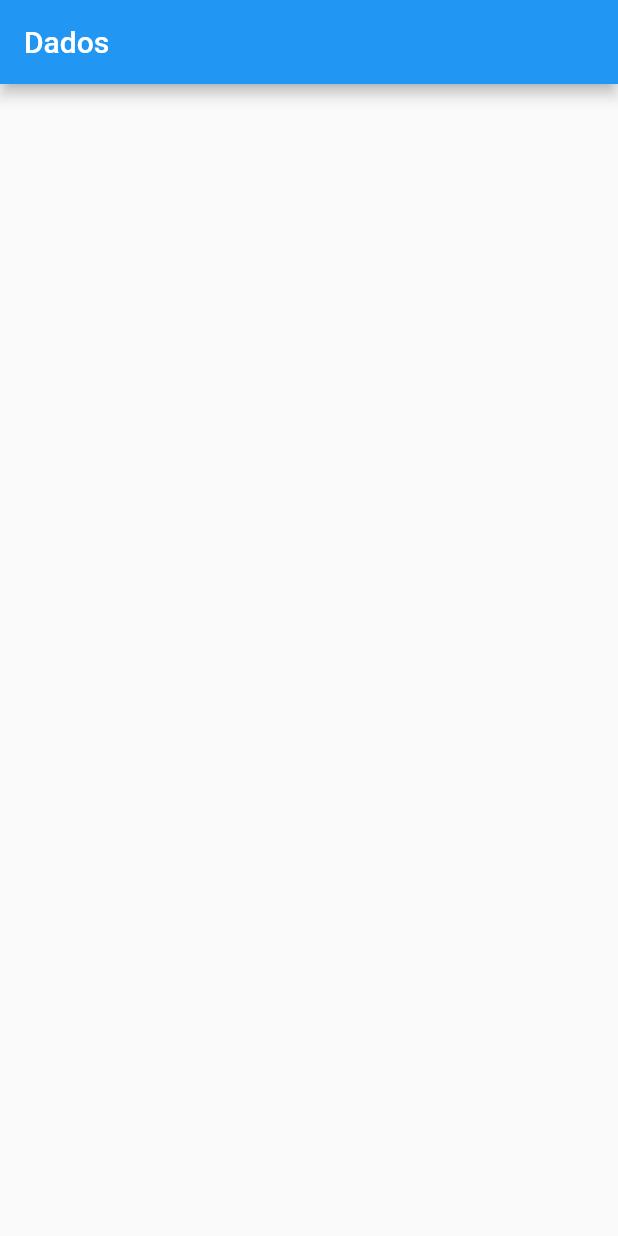
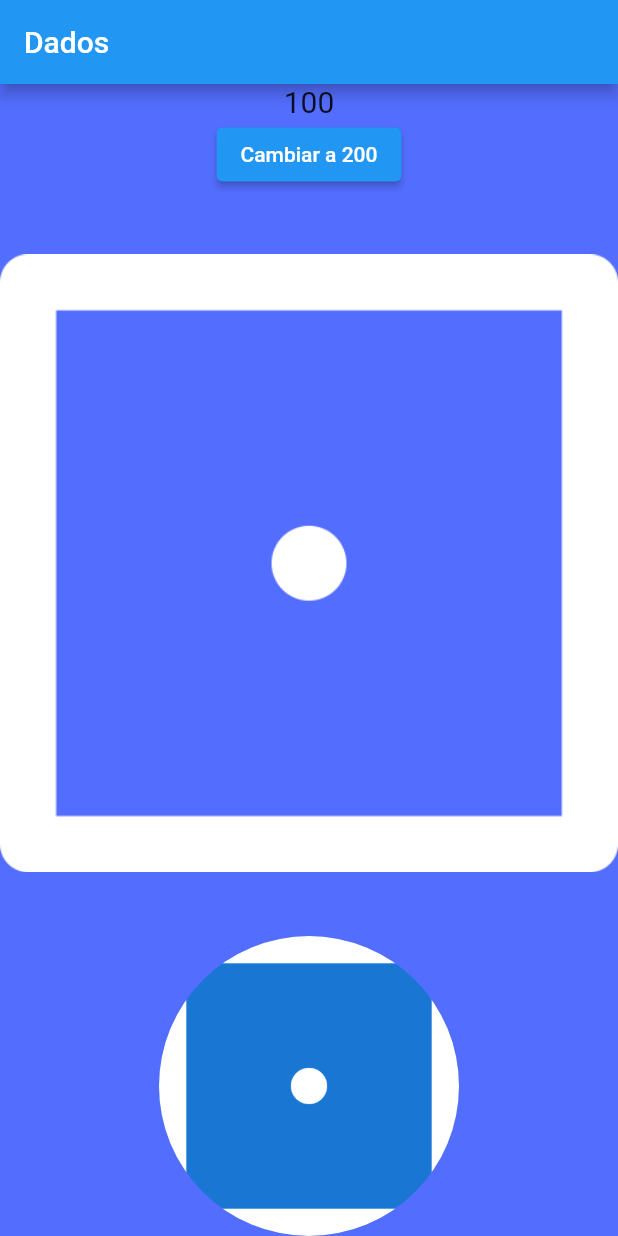
Before and after one commit to mvilla714/dadosapp, a Flutter app: the screen it shows after launch, on a phone screen of 412 x 824 dp. Run offline on Flutter 3.47's test engine with Material 2 defaults, Android fonts, the phone set to English and light mode, and no system bars.

```diff
--- a/lib/main.dart
+++ b/lib/main.dart
@@ -7,8 +7,16 @@ void main() {
   ));
 }
 
-class MyApp extends StatelessWidget {
-  const MyApp({super.key});
+class MyApp extends StatefulWidget {
+  @override
+  State<MyApp> createState() => _MyAppState();
+}
+
+class _MyAppState extends State<MyApp> {
+  int num = 100;
+  void cambiarNumero() {
+    num += 100;
+  }
 
   @override
   Widget build(BuildContext context) {
@@ -17,6 +25,33 @@ class MyApp extends StatelessWidget {
         appBar: AppBar(
           title: Text("Dados"),
         ),
+        body: Container(
+          color: Colors.indigoAccent,
+          child: Column(
+            children: [
+              Text(
+                num.toString(),
+                style: TextStyle(fontSize: 20),
+              ),
+              ElevatedButton(
+                  onPressed: () {
+                    cambiarNumero();
+                    setState(() {});
+                  },
+                  child: Text("Cambiar a 200")),
+              Expanded(
+                child: Image.asset(
+                  "assets/images/dice1.png",
+                  fit: BoxFit.contain,
+                ),
+              ),
+              CircleAvatar(
+                radius: 100,
+                backgroundImage: AssetImage("assets/images/dice1.png"),
+              )
+            ],
+          ),
+        ),
       ),
     );
   }
--- a/pubspec.yaml
+++ b/pubspec.yaml
@@ -45,7 +45,7 @@ dev_dependencies:
   # activated in the `analysis_options.yaml` file located at the root of your
   # package. See that file for information about deactivating specific lint
   # rules and activating additional ones.
-  flutter_lints: ^2.0.0
+  # flutter_lints: ^2.0.0
 
 # For information on the generic Dart part of this file, see the
 # following page: https://dart.dev/tools/pub/pubspec
@@ -59,6 +59,8 @@ flutter:
   uses-material-design: true
 
   # To add assets to your application, add an assets section, like this:
+  assets:
+    - assets/images/
   # assets:
   #   - images/a_dot_burr.jpeg
   #   - images/a_dot_ham.jpeg
```
Also changed, not shown: assets/images/dice1.png (added), assets/images/dice2.png (added), assets/images/dice3.png (added), assets/images/dice4.png (added), assets/images/dice5.png (added), assets/images/dice6.png (added), pubspec.lock.
